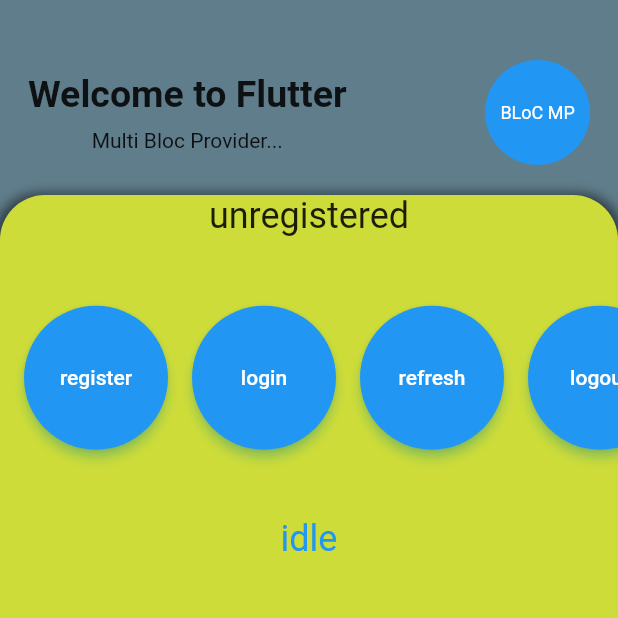
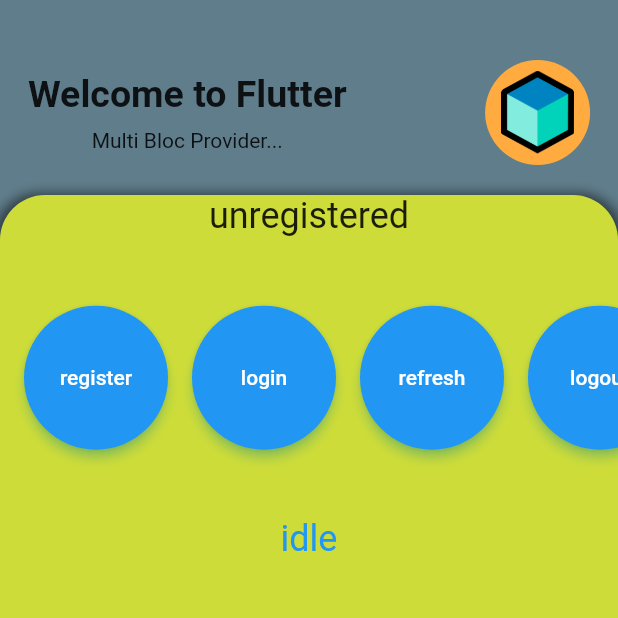
Before and after one commit to micrcx/flutter, a Flutter app: the screen it shows after launch, on a phone screen of 412 x 824 dp, the top half of it. Run offline on Flutter 3.47's test engine with Material 2 defaults, Android fonts, the phone set to English and light mode, and no system bars; our stand-ins replace flutter_bloc; accounts and stored records are empty.

```diff
--- a/lib/widgets/header_title.dart
+++ b/lib/widgets/header_title.dart
@@ -9,7 +9,7 @@ class HeaderTitle extends StatelessWidget {
       mainAxisAlignment: MainAxisAlignment.spaceAround,
       children: [
         Column(
-          children: [
+          children: const [
             Text(
               'Welcome to Flutter',
               style: TextStyle(
@@ -17,7 +17,7 @@ class HeaderTitle extends StatelessWidget {
                 fontSize: 25.0,
               ),
             ),
-            const SizedBox(height: 8.0),
+            SizedBox(height: 8.0),
             Text(
               'Multi Bloc Provider...',
               style: TextStyle(
@@ -29,17 +29,15 @@ class HeaderTitle extends StatelessWidget {
         ),
         const SizedBox(width: 18.0),
         CircleAvatar(
-          backgroundColor: Colors.blue,
-          radius: 35,
-          child: Text(
-            'BLoC MP',
-            style: TextStyle(fontSize: 12, color: Colors.white),
-          ), //Text
-          //backgroundImage:
-          //NetworkImage(
-          //   'https://cdn2.myminifactory.com/assets/object-assets/5f435a90d22ba/images/720X720-viper-avatar.jpg',
-          // ),
-        )
+            backgroundColor: Colors.orangeAccent,
+            radius: 35,
+            child: SizedBox(
+              width: 56,
+              height: 56,
+              child: ClipOval(
+                child: Image.asset("assets/bloc.png"),
+              ),
+            ))
       ],
     );
   }
--- a/lib/widgets/home_layout.dart
+++ b/lib/widgets/home_layout.dart
@@ -3,12 +3,6 @@ import 'account_states_panel_widget.dart';
 import 'container_body.dart';
 import 'actions_panel_widget.dart';
 import 'header_title.dart';
-
-// import 'package:infogames/ui/home/widgets/all_games_widget/all_games_widget.dart';
-// import 'package:infogames/ui/home/widgets/category_widget/account_states_panel_widget.dart';
-// import 'package:infogames/ui/home/widgets/games_by_category_widget/actions_panel_widget.dart';
-// import 'package:infogames/ui/home/widgets/header_title/header_title.dart';
-// import 'package:infogames/ui/widgets/container_body.dart';
 
 class HomeLayout extends StatelessWidget {
   const HomeLayout({
--- a/lib/widgets/home_page.dart
+++ b/lib/widgets/home_page.dart
@@ -1,7 +1,6 @@
 import 'package:flutter/material.dart';
 import 'package:flutter_bloc/flutter_bloc.dart';
 import '../account_repository.dart';
-import '../account_manager.dart';
 import '../blocs/bloc_account.dart';
 import '../blocs/bloc_action.dart';
 import '../states/action_states.dart';
--- a/pubspec.yaml
+++ b/pubspec.yaml
@@ -60,9 +60,8 @@ flutter:
   uses-material-design: true
 
   # To add assets to your application, add an assets section, like this:
-  # assets:
-  #   - images/a_dot_burr.jpeg
-  #   - images/a_dot_ham.jpeg
+  assets:
+    - assets/bloc.png
 
   # An image asset can refer to one or more resolution-specific "variants", see
   # https://flutter.dev/assets-and-images/#resolution-aware
```
Also changed, not shown: assets/bloc.png (added).
